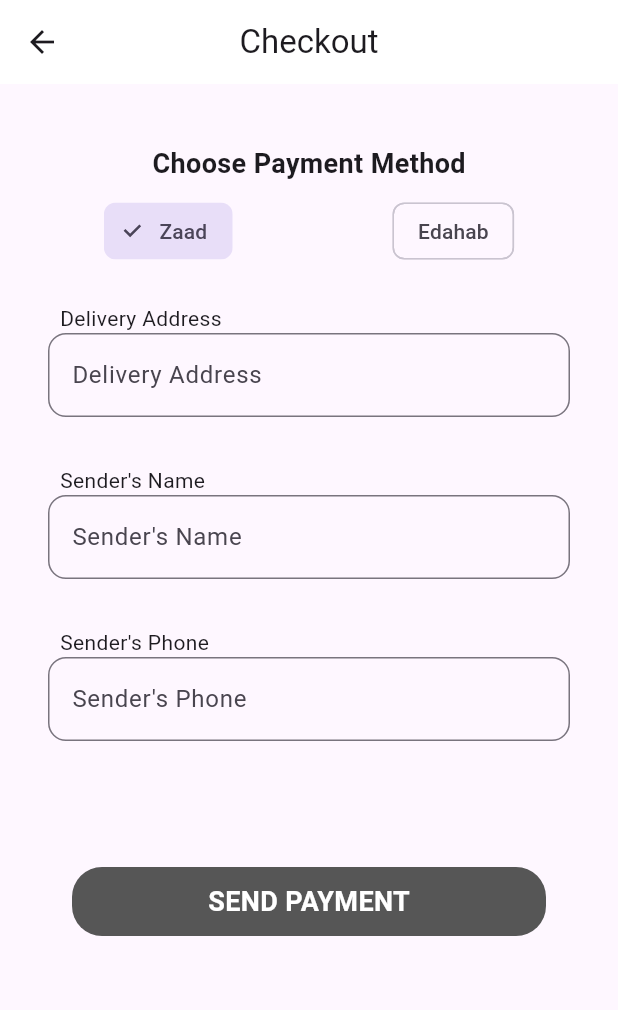
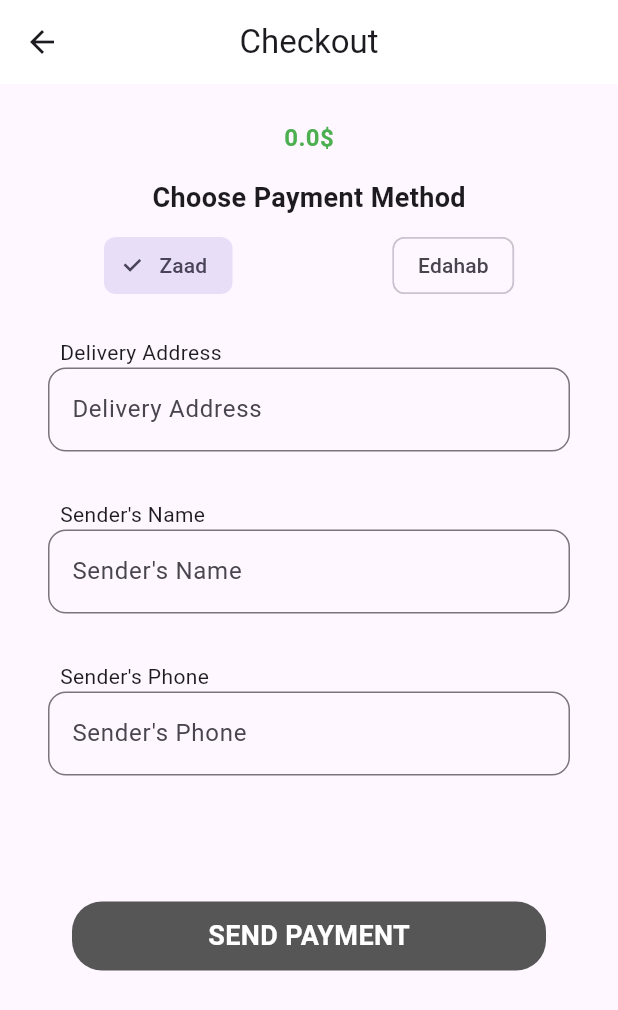
Before and after one commit to Semedii/Suuq, a Flutter app: the CheckOutPage screen opened directly with empty values, on a phone screen of 412 x 824 dp. Shown: the top 1010 px of the screen. Run offline on Flutter 3.47's test engine with Material 3 defaults, Android fonts, the phone set to English and light mode, and no system bars; our stand-ins replace auto_route, carousel_slider, cloud_firestore, dots_indicator, firebase_auth, firebase_core and 4 more; accounts and stored records are empty; generated files the repository leaves out were written again.

Commit message:
added total price in the checkout page

```diff
--- a/lib/pages/check_out_page.dart
+++ b/lib/pages/check_out_page.dart
@@ -3,6 +3,7 @@ import 'package:flutter/material.dart';
 import 'package:suuq/components/app_button.dart';
 import 'package:suuq/components/app_checkbox.dart';
 import 'package:suuq/components/app_textfield.dart';
+import 'package:suuq/utils/app_colors.dart';
 import 'package:suuq/utils/app_styles.dart';
 
 @RoutePage()
@@ -23,8 +24,9 @@ class CheckOutPage extends StatelessWidget {
         child: SafeArea(
           child: SingleChildScrollView(
             child: Column(
-              crossAxisAlignment: CrossAxisAlignment.start,
+              crossAxisAlignment: CrossAxisAlignment.center,
               children: [
+                _buildPrice(totalAmount),
                 const SizedBox(height: 16),
                 _buildChoosePaymentSection(),
                 const SizedBox(height: 24),
@@ -144,4 +146,14 @@ class CheckOutPage extends StatelessWidget {
       },
     );
   }
+    Text _buildPrice(double price, {double fontSize = 16}) {
+    return Text(
+      "$price\$",
+      style: TextStyle(
+        color: AppColors.green,
+        fontWeight: FontWeight.bold,
+        fontSize: fontSize,
+      ),
+    );
+  }
 }
```
